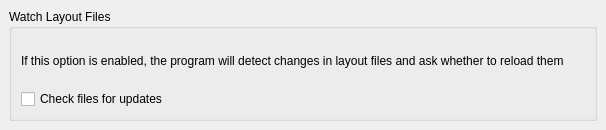
Qt form src/lay/lay/MainConfigPage7.ui (KLayout/klayout) before a commit.
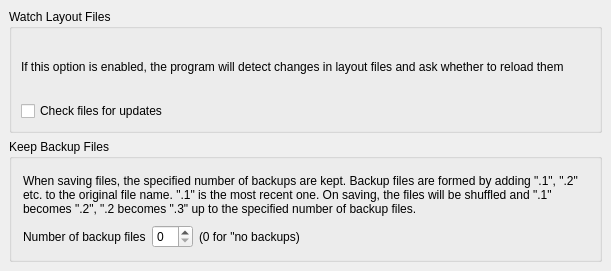
The same form after that commit.

Commit message: Added config option for number of backups.

```diff
--- a/src/lay/lay/MainConfigPage7.ui
+++ b/src/lay/lay/MainConfigPage7.ui
@@ -6,8 +6,8 @@
    <rect>
     <x>0</x>
     <y>0</y>
-    <width>606</width>
-    <height>130</height>
+    <width>611</width>
+    <height>271</height>
    </rect>
   </property>
   <property name="windowTitle">
@@ -67,6 +67,55 @@
      </layout>
     </widget>
    </item>
+   <item>
+    <widget class="QGroupBox" name="groupBox_2">
+     <property name="title">
+      <string>Keep Backup Files</string>
+     </property>
+     <layout class="QGridLayout" name="gridLayout_2">
+      <item row="0" column="0" colspan="4">
+       <widget class="QLabel" name="label_3">
+        <property name="text">
+         <string>When saving files, the specified number of backups are kept. Backup files are formed by adding &quot;.1&quot;, &quot;.2&quot; etc. to the original file name. &quot;.1&quot; is the most recent one. On saving, the files will be shuffled and &quot;.1&quot; becomes &quot;.2&quot;, &quot;.2 becomes &quot;.3&quot; up to the specified number of backup files.</string>
+        </property>
+        <property name="wordWrap">
+         <bool>true</bool>
+        </property>
+       </widget>
+      </item>
+      <item row="1" column="3">
+       <spacer name="horizontalSpacer">
+        <property name="orientation">
+         <enum>Qt::Horizontal</enum>
+        </property>
+        <property name="sizeHint" stdset="0">
+         <size>
+          <width>252</width>
+          <height>20</height>
+         </size>
+        </property>
+       </spacer>
+      </item>
+      <item row="1" column="0">
+       <widget class="QLabel" name="label_2">
+        <property name="text">
+         <string>Number of backup files</string>
+        </property>
+       </widget>
+      </item>
+      <item row="1" column="1">
+       <widget class="QSpinBox" name="keep_backups"/>
+      </item>
+      <item row="1" column="2">
+       <widget class="QLabel" name="label_4">
+        <property name="text">
+         <string>(0 for &quot;no backups)</string>
+        </property>
+       </widget>
+      </item>
+     </layout>
+    </widget>
+   </item>
   </layout>
  </widget>
  <layoutdefault spacing="6" margin="11"/>
```
The commit also changes 1 other file.
